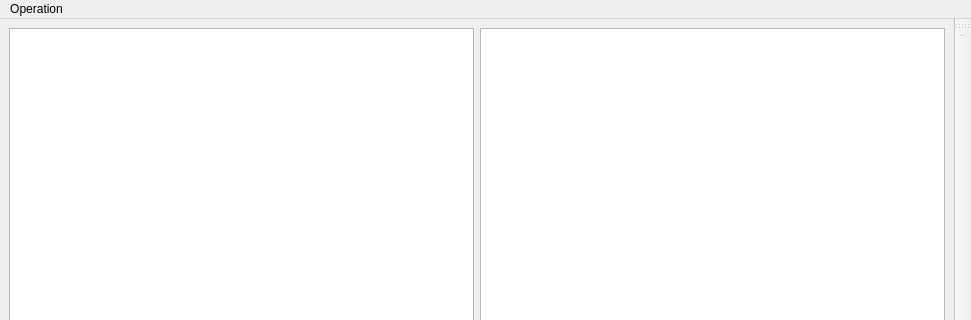
This is form.ui in brilliantrough/not-powerful-translator as Qt 5 draws it before an edit; both pictures show x 0 to 971 and y 0 to 320 of the 971 by 717 pixel window. The edited form follows.
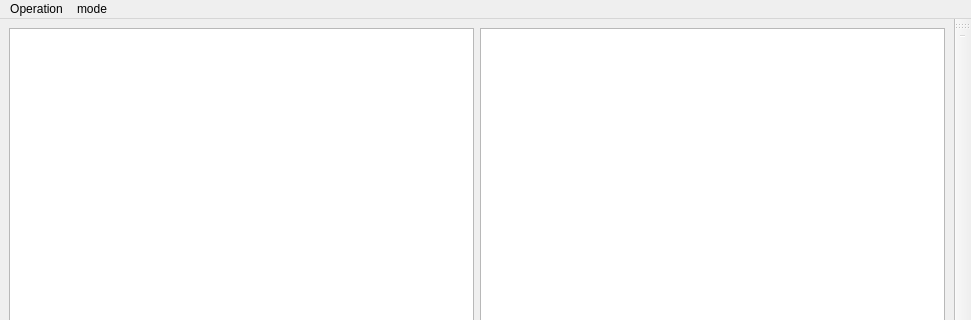
This is the edited form.

```diff
--- a/form.ui
+++ b/form.ui
@@ -155,7 +155,7 @@
      <x>0</x>
      <y>0</y>
      <width>971</width>
-     <height>26</height>
+     <height>28</height>
     </rect>
    </property>
    <widget class="QMenu" name="menu">
@@ -168,7 +168,15 @@
     <addaction name="actionChatGPT_Stream"/>
     <addaction name="actionCancel_Mouse_Backstage"/>
    </widget>
+   <widget class="QMenu" name="menumode">
+    <property name="title">
+     <string>mode</string>
+    </property>
+    <addaction name="actionZH2EN_only"/>
+    <addaction name="actionEN2ZH_only"/>
+   </widget>
    <addaction name="menu"/>
+   <addaction name="menumode"/>
   </widget>
   <widget class="QStatusBar" name="statusbar"/>
   <widget class="QToolBar" name="toolBar">
```
Left out of the diff: 35 changed lines with no effect on the pictures.
